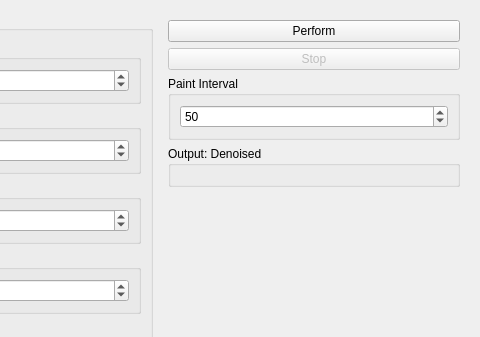
This is source/modules/tgv_deshade/TGVDeshadeWidget.ui in josefkoller/ambient_image_processor as Qt 5 draws it before an edit; both pictures show x 168 to 648 and y 0 to 337 of the 648 by 482 pixel window. The edited form follows.
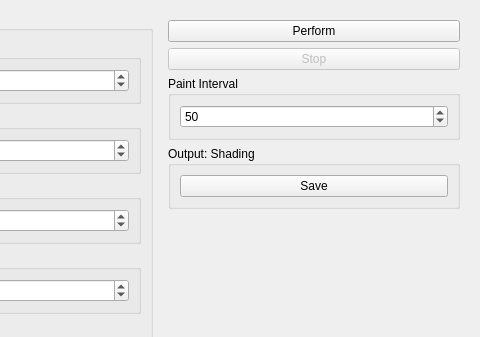
This is the edited form.

Commit message: showing deshaded volume and shading. save button for the shading. update slice index of shading

Diff of the .ui file:
```diff
--- a/source/modules/tgv_deshade/TGVDeshadeWidget.ui
+++ b/source/modules/tgv_deshade/TGVDeshadeWidget.ui
@@ -200,9 +200,17 @@
       <item>
        <widget class="QGroupBox" name="denoised_frame">
         <property name="title">
-         <string>Output: Denoised</string>
+         <string>Output: Shading</string>
         </property>
-        <layout class="QVBoxLayout" name="verticalLayout_6"/>
+        <layout class="QVBoxLayout" name="verticalLayout_6">
+         <item>
+          <widget class="QPushButton" name="save_second_output_button">
+           <property name="text">
+            <string>Save</string>
+           </property>
+          </widget>
+         </item>
+        </layout>
        </widget>
       </item>
      </layout>
```
Left out of the diff: 6 changed lines with no effect on the pictures. The commit also changes 5 other files.
